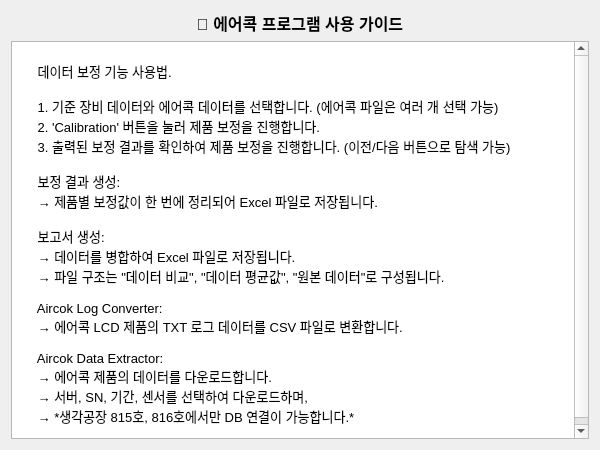
Above: src/ui/guide.ui from leekyueun/AircokDataManager before the change. Below: the same form after it.
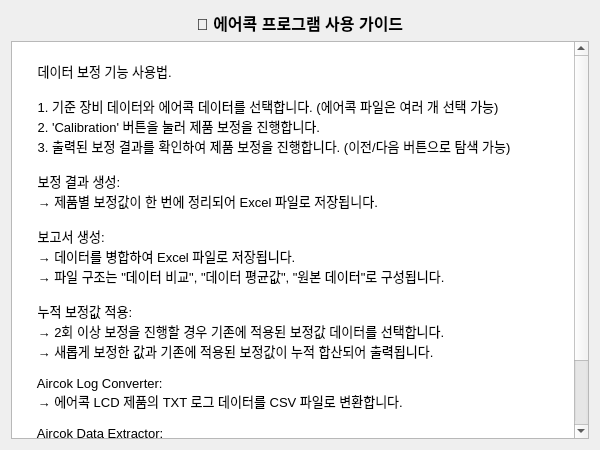
That is the form after the change.

```diff
--- a/src/ui/guide.ui
+++ b/src/ui/guide.ui
@@ -62,6 +62,10 @@
       → 데이터를 병합하여 Excel 파일로 저장됩니다.
       → 파일 구조는 "데이터 비교", "데이터 평균값", "원본 데이터"로 구성됩니다.
 
+      누적 보정값 적용:
+      → 2회 이상 보정을 진행할 경우 기존에 적용된 보정값 데이터를 선택합니다.
+      → 새롭게 보정한 값과 기존에 적용된 보정값이 누적 합산되어 출력됩니다.
+
       Aircok Log Converter:
       → 에어콕 LCD 제품의 TXT 로그 데이터를 CSV 파일로 변환합니다.
 
```
